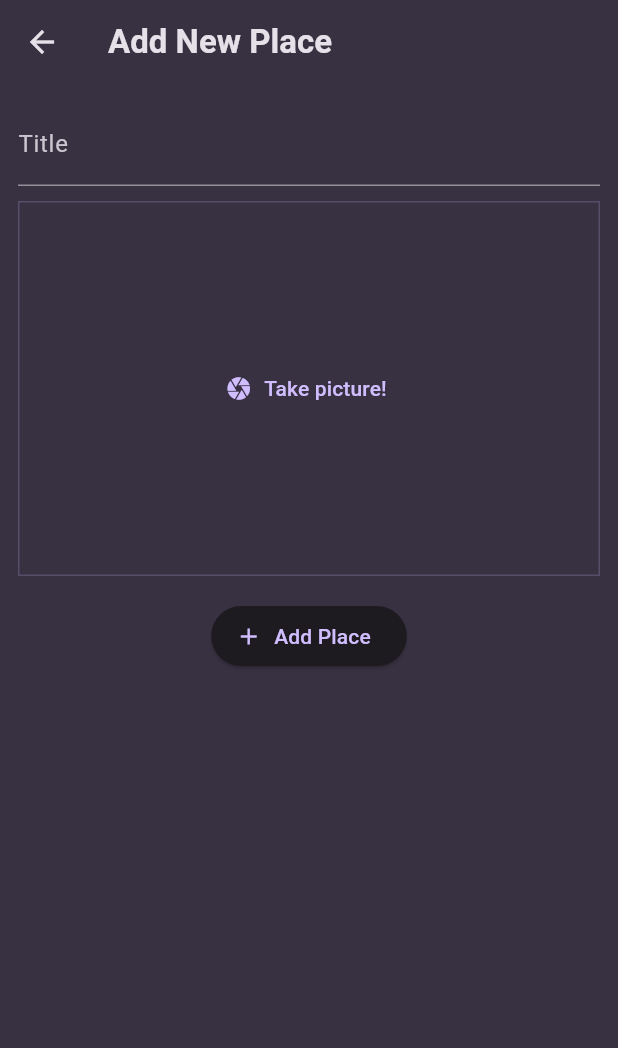
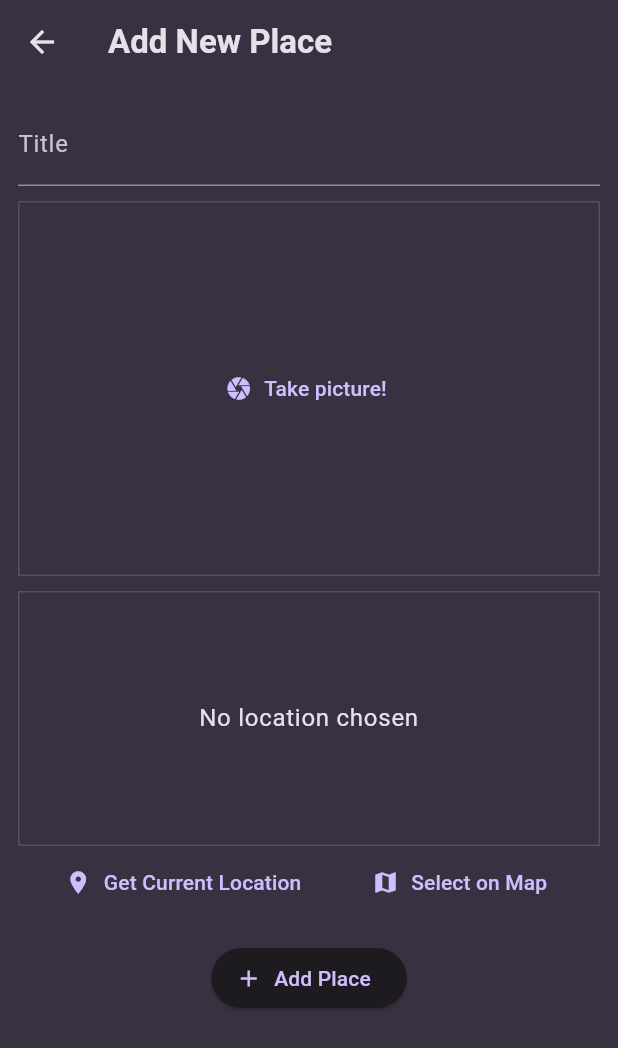
Before and after one commit to nagatetsu08/flutter_favorite_places, a Flutter app: the screen it shows after launch, after a tap on the "add" icon, on a phone screen of 412 x 824 dp. Shown: the top 1048 px of the screen. Run offline on Flutter 3.47's test engine with Material 3 defaults, Android fonts, the phone set to English and light mode, and no system bars; our stand-ins replace flutter_dotenv, flutter_riverpod, google_fonts, image_picker, location.

Commit message:
現在位置取得機能及びMAP表示機能追加

```diff
--- a/lib/main.dart
+++ b/lib/main.dart
@@ -4,6 +4,7 @@
 import 'package:flutter_favorite_place/screens/places.dart';
 
 import 'package:google_fonts/google_fonts.dart';
+import 'package:flutter_dotenv/flutter_dotenv.dart';
 
 final colorScheme = ColorScheme.fromSeed(
   brightness: Brightness.dark,
@@ -28,7 +29,8 @@
   ),
 );
 
-void main() {
+void main() async {
+  await dotenv.load(fileName: '.env');
   runApp(
       const ProviderScope(
         child: MyApp()
--- a/lib/models/place.dart
+++ b/lib/models/place.dart
@@ -5,6 +5,19 @@
 // uuidを生成するインスタンスなのでconstにして問題ない。
 // ランダム値は後で使用するメソッドないで生成する
 const uuid = Uuid();
+
+class PlaceLocation {
+    PlaceLocation({
+    required this.latitude,
+    required this.longitude,
+    required this.address,
+  });
+
+
+  final double latitude;
+  final double longitude;
+  final String address;
+}
 
 class Place {
 
@@ -14,10 +27,12 @@
   // superクラスで先に初期化する際も同じやり方をする
   Place({
     required this.title,
-    required this.image
+    required this.image,
+    required this.location,
   }) : id = uuid.v4();
 
   final String id;
   final String title;
   final File image;
+  final PlaceLocation location;
 }
--- a/lib/provider/user_places.dart
+++ b/lib/provider/user_places.dart
@@ -11,10 +11,11 @@
   // 初期化のタイミングで変更できないようにして問題ないから。
   UserPlacesNortifier() : super(const []);
 
-  void addPlace(String title, File image) {
+  void addPlace(String title, File image, PlaceLocation location) {
     final newPlace = Place(
       title: title,
-      image: image
+      image: image,
+      location: location
     );
 
 
--- a/lib/screens/add_place.dart
+++ b/lib/screens/add_place.dart
@@ -1,7 +1,9 @@
 import 'dart:io';
 
 import 'package:flutter/material.dart';
+import 'package:flutter_favorite_place/models/place.dart';
 import 'package:flutter_favorite_place/widgets/image_input.dart';
+import 'package:flutter_favorite_place/widgets/location_input.dart';
 import 'package:flutter_riverpod/flutter_riverpod.dart';
 
 import 'package:flutter_favorite_place/provider/user_places.dart';
@@ -26,17 +28,20 @@
   // onChangedのように値が変わる瞬間を検知したい場合は別途onChangedを仕掛けないとだめらしい。（変更検知→トリガーの仕組みはないらしい）
   final _titleController = TextEditingController();
   File? _selectedImage;
+  PlaceLocation? _selectedLocation;
 
   void _savePlace() {
     final enteredTitle = _titleController.text;
 
     // Controllerは値がnullでも必ずブランクのテキストを生成するのでnullチェックが必要ない。
-    if(enteredTitle.isEmpty || _selectedImage == null) {
+    if(enteredTitle.isEmpty || _selectedImage == null || _selectedLocation == null) {
       return;
     }
 
     // onPressで定義されるので、watchではなくreadを使う
-    ref.read(userPlacesProvider.notifier).addPlace(enteredTitle, _selectedImage!);
+    ref
+      .read(userPlacesProvider.notifier)
+      .addPlace(enteredTitle, _selectedImage!, _selectedLocation!);
 
     //保存に成功したら画面を離れる。
     Navigator.of(context).pop();
@@ -84,6 +89,12 @@
                 _selectedImage = image;
               },
             ),
+            const SizedBox(height: 10),
+            LocationInput(
+              onSelectLocation: (location) {
+                _selectedLocation = location;
+              },
+            ),
             const SizedBox(height: 16),
             // icon付きElevatedButtonff
             ElevatedButton.icon(
--- /dev/null
+++ b/lib/widgets/location_input.dart
@@ -0,0 +1,165 @@
+import 'dart:convert';
+
+import 'package:flutter/material.dart';
+import 'package:flutter_dotenv/flutter_dotenv.dart';
+
+import 'package:location/location.dart';
+import 'package:http/http.dart' as http;
+
+import 'package:flutter_favorite_place/models/place.dart';
+
+class LocationInput extends StatefulWidget{
+  const LocationInput({
+    super.key,
+    required this.onSelectLocation
+  });
+
+  final void Function(PlaceLocation location) onSelectLocation;
+
+  @override
+  State<LocationInput> createState() {
+    return _LocationInputState();
+  }
+}
+
+class _LocationInputState extends State<LocationInput> {
+
+  final apiKey = dotenv.env['API_KEY'];
+
+  PlaceLocation? _pickedLocation;
+  var _isGettingLocation = false;
+
+  String get locationImage {
+    if(_pickedLocation == null) {
+      return '';
+    }
+    final lat = _pickedLocation!.latitude;
+    final lng = _pickedLocation!.longitude;
+    return "https://maps.googleapis.com/maps/api/staticmap?center=$lat,$lng&zoom=16&size=600x300&maptype=roadmap&markers=color:red%7Clabel:A%7C$lat,$lng&key=$apiKey";
+  }
+
+
+  void _getCurrentLocation() async {
+
+    Location location = Location();
+
+    bool serviceEnabled;
+    PermissionStatus permissionGranted;
+    LocationData locationData;
+
+    serviceEnabled = await location.serviceEnabled();
+    if (!serviceEnabled) {
+      serviceEnabled = await location.requestService();
+      if (!serviceEnabled) {
+        return;
+      }
+    }
+
+    permissionGranted = await location.hasPermission();
+    if (permissionGranted == PermissionStatus.denied) {
+      permissionGranted = await location.requestPermission();
+      if (permissionGranted != PermissionStatus.granted) {
+        return;
+      }
+    }
+
+    // ローディング状態にする
+    setState(() {
+      _isGettingLocation = true;
+    });
+
+    locationData = await location.getLocation();
+
+    final lat = locationData.latitude;
+    final lng = locationData.longitude;
+
+    if(lat == null || lng == null) {
+      return;
+    }
+
+    final endPoint = 'https://maps.googleapis.com/maps/api/geocode/json?latlng=$lat,$lng&key=$apiKey';
+    final url = Uri.parse(endPoint);
+
+    final response = await http.get(url);
+    final resData = json.decode(response.body);
+    String address = '';
+    if (resData['results'] != null && resData['results'].isNotEmpty) {
+      address = resData['results'][0]['formatted_address'];
+    } else {
+      address = 'No address found';
+    }
+
+    // ローディング状態解除
+    setState(() {
+      _pickedLocation = PlaceLocation(
+        latitude: lat,
+        longitude: lng,
+        address: address
+      );
+      _isGettingLocation = false;
+    });
+
+    widget.onSelectLocation(_pickedLocation!);
+  }
+
+
+  @override
+  Widget build(BuildContext context) {
+
+    Widget previewContent = Text(
+      'No location chosen',
+      textAlign: TextAlign.center,
+      style: Theme.of(context).textTheme.bodyLarge!.copyWith(
+        color: Theme.of(context).colorScheme.onSurface
+      ),
+    );
+
+    if(_pickedLocation != null) {
+      previewContent = Image.network(
+        locationImage,
+        fit: BoxFit.cover,
+        width: double.infinity,
+        height: double.infinity
+      );
+    }
+
+    if(_isGettingLocation) {
+      previewContent = CircularProgressIndicator();
+    }
+
+    return Column(
+      children: [
+        // プレビュー用コンテナ
+        Container(
+          height: 170,
+          width: double.infinity,
+          alignment: Alignment.center,
+          decoration: BoxDecoration(
+            border: Border.all(
+              width: 1,
+              color: Theme.of(context).colorScheme.primary.withValues(alpha: 0.2)
+            ),
+          ),
+          child: previewContent
+        ),
+        Row(
+          mainAxisAlignment: MainAxisAlignment.spaceEvenly,
+          children: [
+            // ユーザーの位置情報を自動で取得するボタン
+            TextButton.icon(
+              icon: Icon(Icons.location_on),
+              onPressed: _getCurrentLocation,
+              label: const Text('Get Current Location')
+            ),
+            // Mapから位置を指定するボタン
+            TextButton.icon(
+              icon: Icon(Icons.map),
+              onPressed: () {},
+              label: const Text('Select on Map')
+            ),
+          ],
+        ),
+      ],
+    );
+  }
+}
--- a/lib/widgets/places_list.dart
+++ b/lib/widgets/places_list.dart
@@ -43,6 +43,12 @@
               color: Theme.of(context).colorScheme.onSurface
             ),
           ),
+          subtitle: Text(
+            places[index].location.address,
+            style: Theme.of(context).textTheme.bodySmall!.copyWith(
+              color: Theme.of(context).colorScheme.onSurface
+            ),
+          ),
           onTap: () {
             Navigator.of(context).push(
               MaterialPageRoute(
```
Also changed, not shown: pubspec.yaml (+7 -1 lines), 3 other files.
